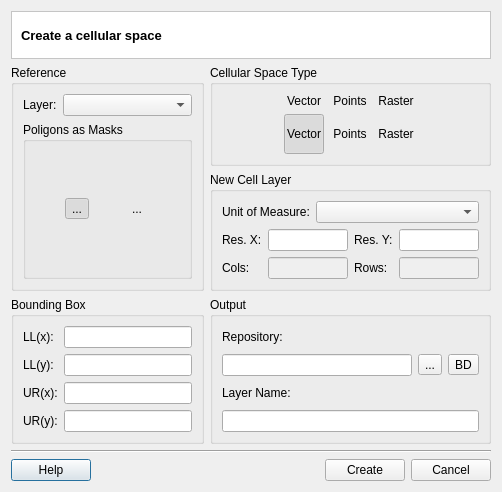
This is src/terralib/qt/plugins/cellspace/ui/CreateCellularSpaceDialogForm.ui in claudiobogossian/terralib5 as Qt 5 draws it before an edit. The edited form follows.
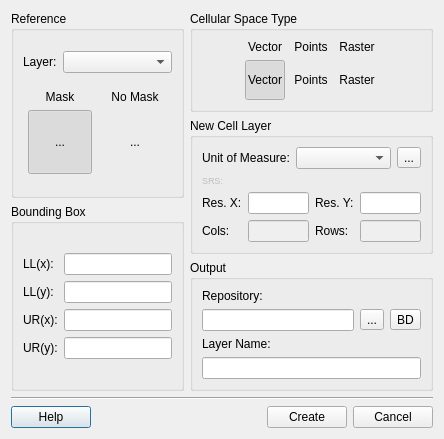
This is the edited form.

Commit message: Cellular Spaces improvement

```diff
--- a/src/terralib/qt/plugins/cellspace/ui/CreateCellularSpaceDialogForm.ui
+++ b/src/terralib/qt/plugins/cellspace/ui/CreateCellularSpaceDialogForm.ui
@@ -6,66 +6,22 @@
    <rect>
     <x>0</x>
     <y>0</y>
-    <width>502</width>
-    <height>472</height>
+    <width>444</width>
+    <height>427</height>
    </rect>
   </property>
   <property name="windowTitle">
    <string>Create Cellular Space</string>
   </property>
-  <layout class="QGridLayout" name="gridLayout_21">
+  <layout class="QGridLayout" name="gridLayout_11">
    <item row="0" column="0">
-    <widget class="QFrame" name="frame_2">
-     <property name="minimumSize">
-      <size>
-       <width>0</width>
-       <height>48</height>
-      </size>
-     </property>
-     <property name="styleSheet">
-      <string notr="true">QWidget { background: white }</string>
-     </property>
-     <property name="frameShape">
-      <enum>QFrame::StyledPanel</enum>
-     </property>
-     <property name="frameShadow">
-      <enum>QFrame::Sunken</enum>
-     </property>
-     <layout class="QGridLayout" name="gridLayout_11" columnstretch="0">
-      <property name="topMargin">
-       <number>0</number>
-      </property>
-      <property name="bottomMargin">
-       <number>0</number>
-      </property>
-      <property name="horizontalSpacing">
-       <number>9</number>
-      </property>
-      <item row="0" column="0">
-       <widget class="QLabel" name="m_datasourceTypeTitleLabel">
-        <property name="font">
-         <font>
-          <pointsize>10</pointsize>
-          <weight>75</weight>
-          <bold>true</bold>
-         </font>
-        </property>
-        <property name="text">
-         <string>Create a cellular space</string>
-        </property>
-       </widget>
-      </item>
-     </layout>
-    </widget>
-   </item>
-   <item row="1" column="0">
-    <layout class="QGridLayout" name="gridLayout_10">
-     <item row="0" column="0">
-      <layout class="QGridLayout" name="gridLayout_9">
-       <item row="0" column="0" rowspan="2">
+    <layout class="QHBoxLayout" name="horizontalLayout_2">
+     <item>
+      <layout class="QVBoxLayout" name="verticalLayout_3">
+       <item>
         <widget class="QGroupBox" name="m_referenceGroupBox">
          <property name="sizePolicy">
-          <sizepolicy hsizetype="Preferred" vsizetype="MinimumExpanding">
+          <sizepolicy hsizetype="Preferred" vsizetype="Preferred">
            <horstretch>0</horstretch>
            <verstretch>0</verstretch>
           </sizepolicy>
@@ -99,22 +55,39 @@
            </layout>
           </item>
           <item row="1" column="0">
-           <widget class="QGroupBox" name="groupBox_2">
-            <property name="sizePolicy">
-             <sizepolicy hsizetype="Preferred" vsizetype="MinimumExpanding">
-              <horstretch>0</horstretch>
-              <verstretch>0</verstretch>
-             </sizepolicy>
-            </property>
-            <property name="title">
-             <string>Poligons as Masks</string>
-            </property>
-            <property name="flat">
-             <bool>false</bool>
-            </property>
             <layout class="QGridLayout" name="gridLayout">
              <item row="0" column="0">
+             <layout class="QVBoxLayout" name="verticalLayout">
+              <item>
+               <widget class="QLabel" name="label_16">
+                <property name="sizePolicy">
+                 <sizepolicy hsizetype="Preferred" vsizetype="Fixed">
+                  <horstretch>0</horstretch>
+                  <verstretch>0</verstretch>
+                 </sizepolicy>
+                </property>
+                <property name="text">
+                 <string>Mask</string>
+                </property>
+                <property name="alignment">
+                 <set>Qt::AlignCenter</set>
+                </property>
+               </widget>
+              </item>
+              <item>
               <widget class="QToolButton" name="m_maskToolButton">
+                <property name="sizePolicy">
+                 <sizepolicy hsizetype="Fixed" vsizetype="Preferred">
+                  <horstretch>0</horstretch>
+                  <verstretch>0</verstretch>
+                 </sizepolicy>
+                </property>
+                <property name="maximumSize">
+                 <size>
+                  <width>64</width>
+                  <height>64</height>
+                 </size>
+                </property>
                <property name="text">
                 <string>...</string>
                </property>
@@ -138,8 +111,40 @@
                </property>
               </widget>
              </item>
+             </layout>
+            </item>
              <item row="0" column="1">
+             <layout class="QVBoxLayout" name="verticalLayout_2">
+              <item>
+               <widget class="QLabel" name="label_18">
+                <property name="sizePolicy">
+                 <sizepolicy hsizetype="Preferred" vsizetype="Fixed">
+                  <horstretch>0</horstretch>
+                  <verstretch>0</verstretch>
+                 </sizepolicy>
+                </property>
+                <property name="text">
+                 <string>No Mask</string>
+                </property>
+                <property name="alignment">
+                 <set>Qt::AlignCenter</set>
+                </property>
+               </widget>
+              </item>
+              <item>
               <widget class="QToolButton" name="m_noMaskToolButton">
+                <property name="sizePolicy">
+                 <sizepolicy hsizetype="Fixed" vsizetype="Preferred">
+                  <horstretch>0</horstretch>
+                  <verstretch>0</verstretch>
+                 </sizepolicy>
+                </property>
+                <property name="maximumSize">
+                 <size>
+                  <width>64</width>
+                  <height>64</height>
+                 </size>
+                </property>
                <property name="text">
                 <string>...</string>
                </property>
@@ -161,13 +166,119 @@
               </widget>
              </item>
             </layout>
-           </widget>
-          </item>
-         </layout>
+            </item>
+           </layout>
+          </item>
+         </layout>
         </widget>
+       </item>
+       <item>
+        <widget class="QGroupBox" name="m_boudingBoxGroupBox">
+         <property name="title">
+          <string>Bounding Box</string>
+         </property>
+         <property name="checkable">
+          <bool>false</bool>
+         </property>
+         <property name="checked">
+          <bool>false</bool>
+         </property>
+         <layout class="QGridLayout" name="gridLayout_9">
+          <item row="0" column="0">
+           <layout class="QGridLayout" name="gridLayout_7">
+            <item row="0" column="0">
+             <layout class="QGridLayout" name="gridLayout_6">
+              <item row="0" column="0">
+               <widget class="QLabel" name="label_2">
+                <property name="text">
+                 <string>LL(x):</string>
+                </property>
+               </widget>
+              </item>
+              <item row="1" column="0">
+               <widget class="QLabel" name="label_3">
+                <property name="text">
+                 <string>LL(y):</string>
+                </property>
+               </widget>
+              </item>
+              <item row="2" column="0">
+               <widget class="QLabel" name="label_4">
+                <property name="text">
+                 <string>UR(x):</string>
+                </property>
+               </widget>
+              </item>
+              <item row="3" column="0">
+               <widget class="QLabel" name="label_5">
+                <property name="text">
+                 <string>UR(y):</string>
+                </property>
+               </widget>
+              </item>
+             </layout>
        </item>
        <item row="0" column="1">
+             <layout class="QGridLayout" name="gridLayout_5">
+              <item row="0" column="0">
+               <widget class="QLineEdit" name="m_llxLineEdit">
+                <property name="sizePolicy">
+                 <sizepolicy hsizetype="MinimumExpanding" vsizetype="Fixed">
+                  <horstretch>0</horstretch>
+                  <verstretch>0</verstretch>
+                 </sizepolicy>
+                </property>
+               </widget>
+              </item>
+              <item row="1" column="0">
+               <widget class="QLineEdit" name="m_llyLineEdit">
+                <property name="sizePolicy">
+                 <sizepolicy hsizetype="MinimumExpanding" vsizetype="Fixed">
+                  <horstretch>0</horstretch>
+                  <verstretch>0</verstretch>
+                 </sizepolicy>
+                </property>
+               </widget>
+              </item>
+              <item row="2" column="0">
+               <widget class="QLineEdit" name="m_urxLineEdit">
+                <property name="sizePolicy">
+                 <sizepolicy hsizetype="MinimumExpanding" vsizetype="Fixed">
+                  <horstretch>0</horstretch>
+                  <verstretch>0</verstretch>
+                 </sizepolicy>
+                </property>
+               </widget>
+              </item>
+              <item row="3" column="0">
+               <widget class="QLineEdit" name="m_uryLineEdit">
+                <property name="sizePolicy">
+                 <sizepolicy hsizetype="MinimumExpanding" vsizetype="Fixed">
+                  <horstretch>0</horstretch>
+                  <verstretch>0</verstretch>
+                 </sizepolicy>
+                </property>
+               </widget>
+              </item>
+             </layout>
+            </item>
+           </layout>
+          </item>
+         </layout>
+        </widget>
+       </item>
+      </layout>
+     </item>
+     <item>
+      <layout class="QVBoxLayout" name="verticalLayout_4">
+       <item>
         <widget class="QGroupBox" name="groupBox">
+         <property name="sizePolicy">
+          <sizepolicy hsizetype="Preferred" vsizetype="Fixed">
+           <horstretch>0</horstretch>
+           <verstretch>0</verstretch>
+          </sizepolicy>
+         </property>
          <property name="title">
           <string>Cellular Space Type</string>
          </property>
@@ -335,13 +446,13 @@
          </layout>
         </widget>
        </item>
-       <item row="1" column="1">
+       <item>
         <widget class="QGroupBox" name="groupBox_4">
          <property name="title">
           <string>New Cell Layer</string>
          </property>
-         <layout class="QVBoxLayout" name="verticalLayout_9">
-          <item>
+         <layout class="QGridLayout" name="gridLayout_10">
+          <item row="0" column="0">
            <layout class="QHBoxLayout" name="horizontalLayout_4">
             <item>
              <widget class="QLabel" name="label_6">
@@ -360,9 +471,74 @@
               </property>
              </widget>
             </item>
-           </layout>
-          </item>
           <item>
+             <widget class="QToolButton" name="m_srsToolButton">
+              <property name="text">
+               <string>...</string>
+              </property>
+             </widget>
+            </item>
+           </layout>
+          </item>
+          <item row="1" column="0">
+           <layout class="QGridLayout" name="gridLayout_8">
+            <item row="0" column="0">
+             <widget class="QLabel" name="label_17">
+              <property name="enabled">
+               <bool>false</bool>
+              </property>
+              <property name="sizePolicy">
+               <sizepolicy hsizetype="Preferred" vsizetype="Fixed">
+                <horstretch>0</horstretch>
+                <verstretch>0</verstretch>
+               </sizepolicy>
+              </property>
+              <property name="maximumSize">
+               <size>
+                <width>16777215</width>
+                <height>16777215</height>
+               </size>
+              </property>
+              <property name="font">
+               <font>
+                <pointsize>7</pointsize>
+               </font>
+              </property>
+              <property name="text">
+               <string>SRS:</string>
+              </property>
+             </widget>
+            </item>
+            <item row="0" column="1">
+             <widget class="QLabel" name="m_sridLabel">
+              <property name="enabled">
+               <bool>false</bool>
+              </property>
+              <property name="sizePolicy">
+               <sizepolicy hsizetype="MinimumExpanding" vsizetype="Fixed">
+                <horstretch>0</horstretch>
+                <verstretch>0</verstretch>
+               </sizepolicy>
+              </property>
+              <property name="maximumSize">
+               <size>
+                <width>16777215</width>
+                <height>16777215</height>
+               </size>
+              </property>
+              <property name="font">
+               <font>
+                <pointsize>7</pointsize>
+               </font>
+              </property>
+              <property name="text">
+               <string/>
+              </property>
+             </widget>
+            </item>
+           </layout>
+          </item>
+          <item row="2" column="0">
            <layout class="QHBoxLayout" name="horizontalLayout_3">
             <item>
              <layout class="QVBoxLayout" name="verticalLayout_5">
@@ -465,102 +641,7 @@
          </layout>
         </widget>
        </item>
-       <item row="2" column="0">
-        <widget class="QGroupBox" name="m_boudingBoxGroupBox">
-         <property name="title">
-          <string>Bounding Box</string>
-         </property>
-         <property name="checkable">
-          <bool>false</bool>
-         </property>
-         <property name="checked">
-          <bool>false</bool>
-         </property>
-         <layout class="QGridLayout" name="gridLayout_8">
-          <item row="0" column="0">
-           <layout class="QGridLayout" name="gridLayout_7">
-            <item row="0" column="0">
-             <layout class="QGridLayout" name="gridLayout_5">
-              <item row="0" column="0">
-               <widget class="QLabel" name="label_2">
-                <property name="text">
-                 <string>LL(x):</string>
-                </property>
-               </widget>
-              </item>
-              <item row="1" column="0">
-               <widget class="QLabel" name="label_3">
-                <property name="text">
-                 <string>LL(y):</string>
-                </property>
-               </widget>
-              </item>
-              <item row="2" column="0">
-               <widget class="QLabel" name="label_4">
-                <property name="text">
-                 <string>UR(x):</string>
-                </property>
-               </widget>
-              </item>
-              <item row="3" column="0">
-               <widget class="QLabel" name="label_5">
-                <property name="text">
-                 <string>UR(y):</string>
-                </property>
-               </widget>
-              </item>
-             </layout>
-            </item>
-            <item row="0" column="1">
-             <layout class="QGridLayout" name="gridLayout_6">
-              <item row="0" column="0">
-               <widget class="QLineEdit" name="m_llxLineEdit">
-                <property name="sizePolicy">
-                 <sizepolicy hsizetype="MinimumExpanding" vsizetype="Fixed">
-                  <horstretch>0</horstretch>
-                  <verstretch>0</verstretch>
-                 </sizepolicy>
-                </property>
-               </widget>
-              </item>
-              <item row="1" column="0">
-               <widget class="QLineEdit" name="m_llyLineEdit">
-                <property name="sizePolicy">
-                 <sizepolicy hsizetype="MinimumExpanding" vsizetype="Fixed">
-                  <horstretch>0</horstretch>
-                  <verstretch>0</verstretch>
-                 </sizepolicy>
-                </property>
-               </widget>
-              </item>
-              <item row="2" column="0">
-               <widget class="QLineEdit" name="m_urxLineEdit">
-                <property name="sizePolicy">
-                 <sizepolicy hsizetype="MinimumExpanding" vsizetype="Fixed">
-                  <horstretch>0</horstretch>
-                  <verstretch>0</verstretch>
-                 </sizepolicy>
-                </property>
-               </widget>
-              </item>
-              <item row="3" column="0">
-               <widget class="QLineEdit" name="m_uryLineEdit">
-                <property name="sizePolicy">
-                 <sizepolicy hsizetype="MinimumExpanding" vsizetype="Fixed">
-                  <horstretch>0</horstretch>
-                  <verstretch>0</verstretch>
-                 </sizepolicy>
-                </property>
-               </widget>
-              </item>
-             </layout>
-            </item>
-           </layout>
-          </item>
-         </layout>
-        </widget>
-       </item>
-       <item row="2" column="1">
+       <item>
         <widget class="QGroupBox" name="groupBox_3">
          <property name="sizePolicy">
           <sizepolicy hsizetype="Preferred" vsizetype="Preferred">
@@ -650,6 +731,8 @@
        </item>
       </layout>
      </item>
+    </layout>
+   </item>
      <item row="1" column="0">
       <layout class="QGridLayout" name="gridLayout_4">
        <item row="0" column="0">
@@ -703,9 +786,6 @@
       </layout>
      </item>
     </layout>
-   </item>
-  </layout>
-  <zorder>frame_2</zorder>
  </widget>
  <resources/>
  <connections>
```
Lines whose indentation alone changed are shown as unchanged. The commit also changes 4 other files.
